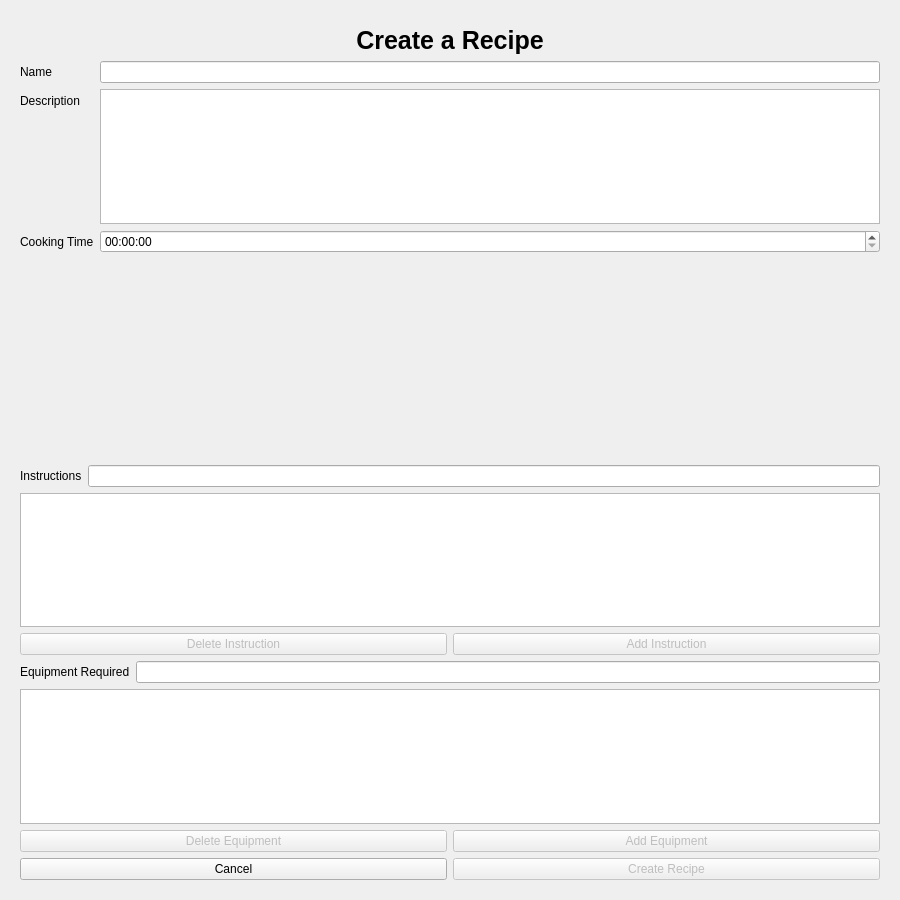
First picture: the form in recipe-book/reciperootview.ui, repository xavier-berthiaume/Recipe-Book, before the edit.
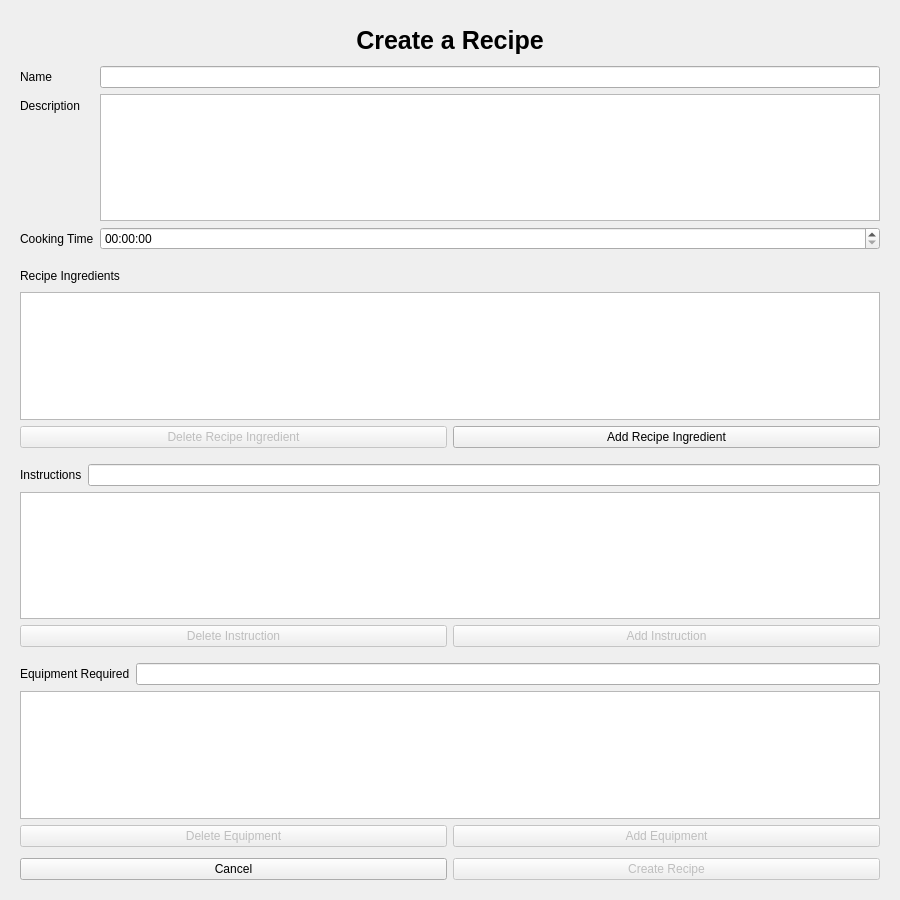
Second picture: the form after the edit. The open tabs and pages were chosen to show the change.

Commit message:
Implementing final elements of the recipe creation form
Added a RecipIngredient class to store ingredients used for recipes as
well as their quantities.

Created a dialog widget that allows users to create RecipIngredient
objects.

Added RecipeIngredient factory class.

Added RecipeIngredient list model class.

TODO: Add a RecipeIngredient delegate class.

TODO: Finish implementing the recipe creation form actions

The edit to the form file:
```diff
--- a/recipe-book/reciperootview.ui
+++ b/recipe-book/reciperootview.ui
@@ -95,6 +95,12 @@
        </item>
        <item>
         <layout class="QFormLayout" name="formLayout">
+         <property name="topMargin">
+          <number>5</number>
+         </property>
+         <property name="bottomMargin">
+          <number>5</number>
+         </property>
          <item row="0" column="0">
           <widget class="QLabel" name="nameLabel">
            <property name="text">
@@ -128,17 +134,80 @@
         </layout>
        </item>
        <item>
-        <widget class="QWidget" name="ingredientSelectionWidget" native="true">
-         <property name="minimumSize">
-          <size>
-           <width>0</width>
-           <height>200</height>
-          </size>
+        <layout class="QVBoxLayout" name="verticalLayout_6">
+         <property name="topMargin">
+          <number>5</number>
          </property>
-        </widget>
+         <property name="bottomMargin">
+          <number>5</number>
+         </property>
+         <item>
+          <layout class="QHBoxLayout" name="horizontalLayout_8">
+           <property name="topMargin">
+            <number>0</number>
+           </property>
+           <item>
+            <widget class="QLabel" name="recipeIngredientLabel">
+             <property name="text">
+              <string>Recipe Ingredients</string>
+             </property>
+            </widget>
+           </item>
+           <item>
+            <spacer name="horizontalSpacer_2">
+             <property name="orientation">
+              <enum>Qt::Orientation::Horizontal</enum>
+             </property>
+             <property name="sizeHint" stdset="0">
+              <size>
+               <width>40</width>
+               <height>20</height>
+              </size>
+             </property>
+            </spacer>
+           </item>
+          </layout>
+         </item>
+         <item>
+          <widget class="QListView" name="listView_4"/>
+         </item>
+         <item>
+          <layout class="QHBoxLayout" name="horizontalLayout_7">
+           <property name="topMargin">
+            <number>0</number>
+           </property>
+           <item>
+            <widget class="QPushButton" name="deleteRecipeIngredientButton">
+             <property name="enabled">
+              <bool>false</bool>
+             </property>
+             <property name="text">
+              <string>Delete Recipe Ingredient</string>
+             </property>
+            </widget>
+           </item>
+           <item>
+            <widget class="QPushButton" name="addRecipeIngredientButton">
+             <property name="enabled">
+              <bool>true</bool>
+             </property>
+             <property name="text">
+              <string>Add Recipe Ingredient</string>
+             </property>
+            </widget>
+           </item>
+          </layout>
+         </item>
+        </layout>
        </item>
        <item>
         <layout class="QVBoxLayout" name="verticalLayout_3">
+         <property name="topMargin">
+          <number>5</number>
+         </property>
+         <property name="bottomMargin">
+          <number>5</number>
+         </property>
          <item>
           <layout class="QHBoxLayout" name="horizontalLayout_3">
            <item>
@@ -187,6 +256,12 @@
        </item>
        <item>
         <layout class="QVBoxLayout" name="verticalLayout_4">
+         <property name="topMargin">
+          <number>5</number>
+         </property>
+         <property name="bottomMargin">
+          <number>5</number>
+         </property>
          <item>
           <layout class="QHBoxLayout" name="horizontalLayout_5">
            <item>
```
Left out of the diff: 23 changed lines with no effect on the pictures. The commit also changes 15 other files.
